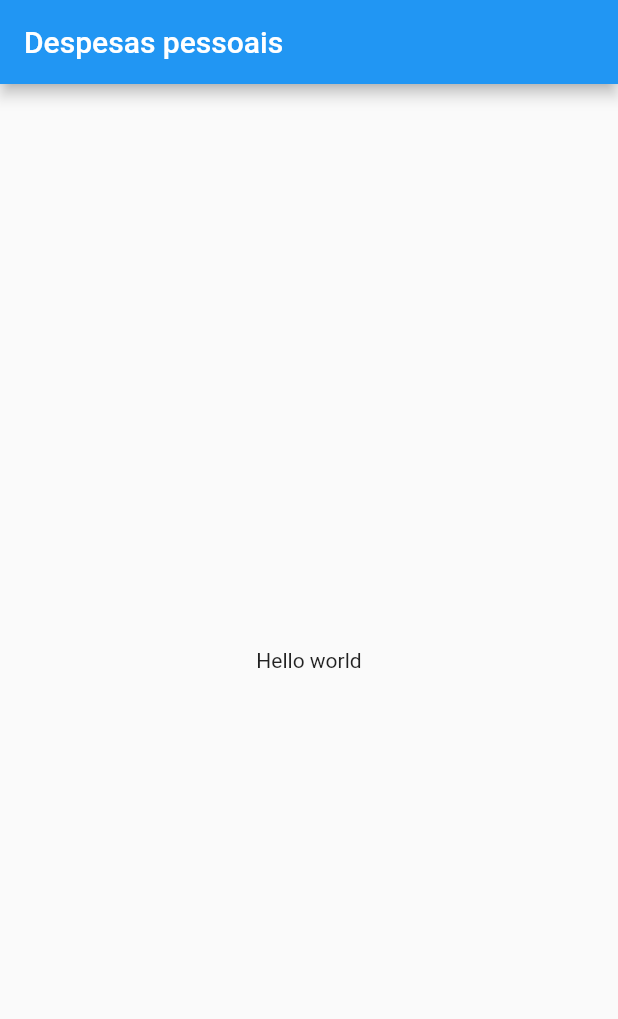
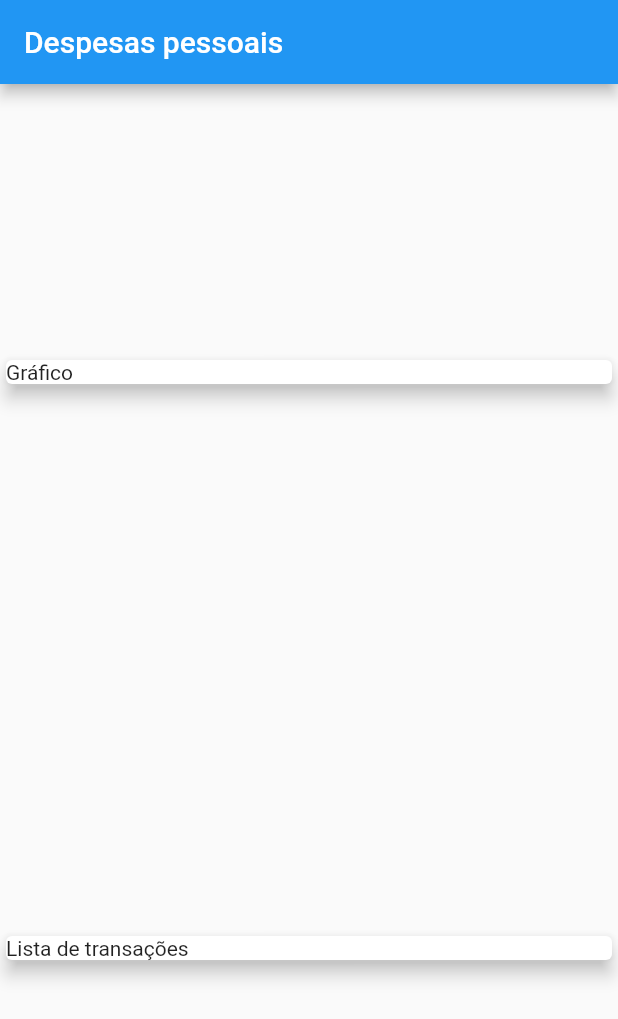
Before and after one commit to joevtap/despesas_pessoais, a Flutter app: the screen it shows after launch, on a phone screen of 412 x 824 dp. Shown: the top 1019 px of the screen. Run offline on Flutter 3.47's test engine with Material 2 defaults, Android fonts, the phone set to English and light mode, and no system bars.

```diff
--- a/lib/main.dart
+++ b/lib/main.dart
@@ -1,3 +1,4 @@
+import 'package:despesas_pessoais/models/transaction.dart';
 import 'package:flutter/material.dart';
 
 void main() {
@@ -9,14 +10,29 @@ class ExpensesApp extends StatelessWidget {
 
   @override
   Widget build(BuildContext context) {
-    return const MaterialApp(
-        home: MyHomePage(),
+    return MaterialApp(
+      home: MyHomePage(),
     );
   }
 }
 
 class MyHomePage extends StatelessWidget {
-  const MyHomePage({Key? key}) : super(key: key);
+  final _transactions = [
+    Transaction(
+      id: 't1',
+      title: 'Novo Tênis',
+      value: 340.12,
+      date: DateTime.now(),
+    ),
+    Transaction(
+      id: 't2',
+      title: 'Novo Celular',
+      value: 1190.12,
+      date: DateTime.now(),
+    ),
+  ];
+
+  MyHomePage({Key? key}) : super(key: key);
 
   @override
   Widget build(BuildContext context) {
@@ -24,9 +40,19 @@ class MyHomePage extends StatelessWidget {
       appBar: AppBar(
         title: const Text('Despesas pessoais'),
       ),
-      body: const Center(
-        child: Text('Hello world'),
-      ),
+      body: Column(
+          mainAxisAlignment: MainAxisAlignment.spaceAround,
+          crossAxisAlignment: CrossAxisAlignment.stretch,
+          children: const <Widget>[
+            Card(
+              child: Text('Gráfico'),
+              elevation: 5,
+            ),
+            Card(
+              child: Text('Lista de transações'),
+              elevation: 5,
+            ),
+          ]),
     );
   }
 }
--- /dev/null
+++ b/lib/models/transaction.dart
@@ -0,0 +1,13 @@
+class Transaction {
+  final String id;
+  final String title;
+  final double value;
+  final DateTime date;
+
+  Transaction({
+    required this.id,
+    required this.title,
+    required this.value,
+    required this.date,
+  });
+}
--- a/pubspec.yaml
+++ b/pubspec.yaml
@@ -18,7 +18,7 @@ publish_to: 'none' # Remove this line if you wish to publish to pub.dev
 version: 1.0.0+1
 
 environment:
-  sdk: ">=2.16.1 <3.0.0"
+  sdk: ">=2.12.0 <3.0.0"
 
 # Dependencies specify other packages that your package needs in order to work.
 # To automatically upgrade your package dependencies to the latest versions
```
Also changed, not shown: pubspec.lock.
